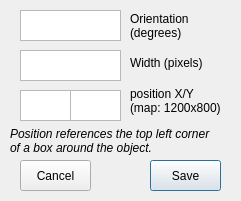
ToxicToxon/ICP-PROJECT-2024, file src/obstacles.ui: the form before one commit.
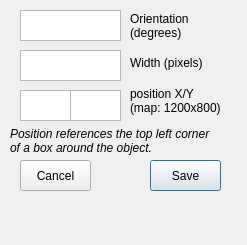
The form after the commit.

Diff of the .ui file:
```diff
--- a/src/obstacles.ui
+++ b/src/obstacles.ui
@@ -6,8 +6,8 @@
    <rect>
     <x>0</x>
     <y>0</y>
-    <width>241</width>
-    <height>201</height>
+    <width>247</width>
+    <height>245</height>
    </rect>
   </property>
   <property name="windowTitle">
```
